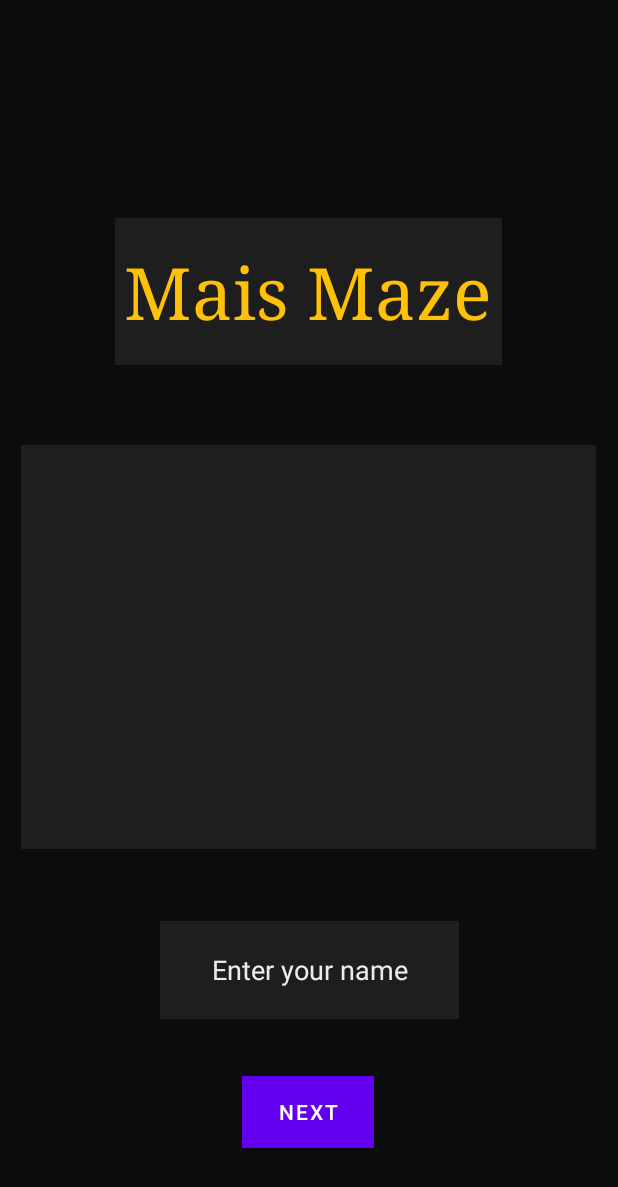
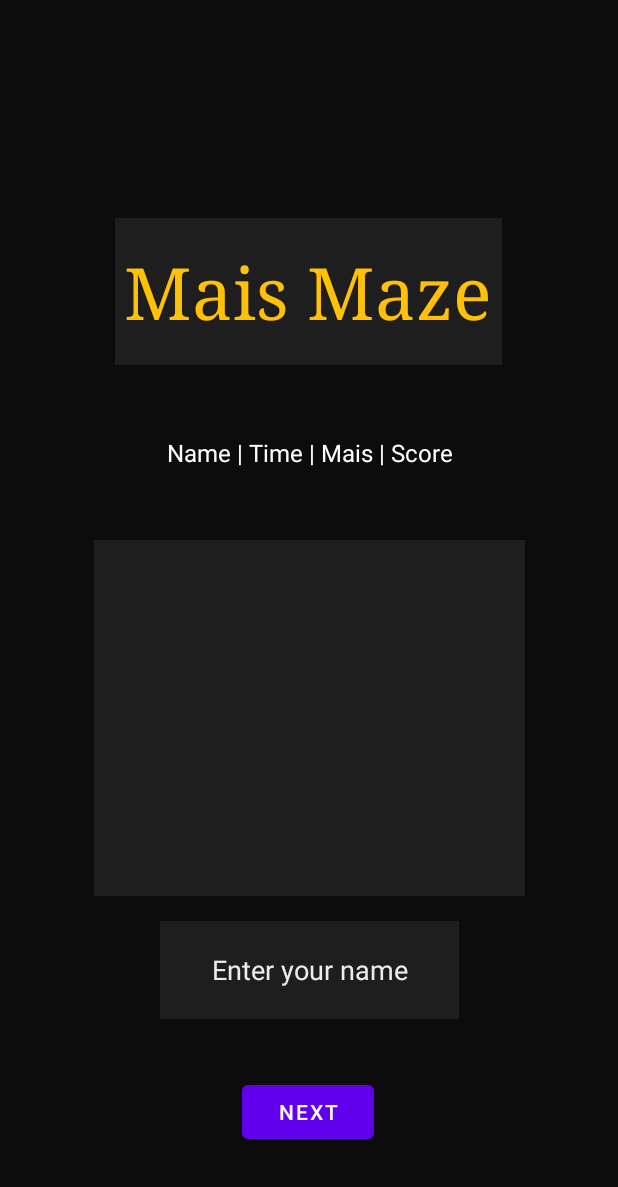
Before and after one commit to kueschallCarl/MUC2, an Android app: the layout fragment_first.xml on its own in the app's theme, with its tools: preview values and no code run, on a phone screen of 412 x 824 dp. Shown: the top 1187 px of the screen. Run offline under Robolectric (Android 15) with nearby library versions, the phone set to English and light mode, and no system bars.

Commit message:
Leaderboard works all the way

```diff
--- a/Menu_Template/app/src/main/res/layout/fragment_first.xml
+++ b/Menu_Template/app/src/main/res/layout/fragment_first.xml
@@ -27,7 +27,6 @@
         android:id="@+id/button_first"
         android:layout_width="wrap_content"
         android:layout_height="wrap_content"
-        android:background="@color/colorEmptyCell"
         android:text="@string/next"
         app:layout_constraintBottom_toBottomOf="parent"
         app:layout_constraintEnd_toEndOf="parent"
@@ -60,13 +59,29 @@
 
     <androidx.recyclerview.widget.RecyclerView
         android:id="@+id/recyclerView"
-        android:layout_width="383dp"
-        android:layout_height="269dp"
+        android:layout_width="287dp"
+        android:layout_height="237dp"
         android:background="#1E1E1E"
         app:layout_constraintBottom_toTopOf="@+id/name_text_field"
         app:layout_constraintEnd_toEndOf="parent"
-        app:layout_constraintHorizontal_bias="0.487"
         app:layout_constraintStart_toStartOf="parent"
         app:layout_constraintTop_toBottomOf="@+id/title_text"
-        app:layout_constraintVertical_bias="0.528" />
+        app:layout_constraintVertical_bias="0.875" />
+
+    <EditText
+        android:id="@+id/leaderboard_headers"
+        android:layout_width="222dp"
+        android:layout_height="43dp"
+        android:background="@null"
+        android:clickable="false"
+        android:ems="10"
+        android:inputType="text"
+        android:text="@string/leaderboard_headers"
+        android:textAlignment="center"
+        android:textColor="#FFFFFF"
+        android:textSize="16sp"
+        app:layout_constraintBottom_toTopOf="@+id/recyclerView"
+        app:layout_constraintEnd_toEndOf="parent"
+        app:layout_constraintStart_toStartOf="parent"
+        app:layout_constraintTop_toBottomOf="@+id/title_text" />
 </androidx.constraintlayout.widget.ConstraintLayout>
--- a/Menu_Template/app/src/main/res/values/strings.xml
+++ b/Menu_Template/app/src/main/res/values/strings.xml
@@ -18,7 +18,7 @@
     <string name="temperature_label">Temperature:</string>
     <string name="timer_label">Time:</string>
     <string name="title">Mais Maze</string>
-
+    <string name="leaderboard_headers">Name  |  Time  |  Mais  |  Score</string>
 
     <string name="size_setting_default">10</string>
     <string name="broker_address_text_field">192.168.0.89</string>
```
Also changed, not shown: Menu_Template/app/src/main/java/com/example/menu_template/DatabaseRow.java (+1 -17 lines), Menu_Template/app/src/main/java/com/example/menu_template/FirstFragment.java (+34 -21 lines), Menu_Template/app/src/main/java/com/example/menu_template/LeaderboardDatabase.java (+59 -6 lines), Menu_Template/app/src/main/java/com/example/menu_template/LeaderboardEntry.java (added, +31 -0 lines), Menu_Template/app/src/main/java/com/example/menu_template/SecondFragment.java (+4 -4 lines), 1 other file.
